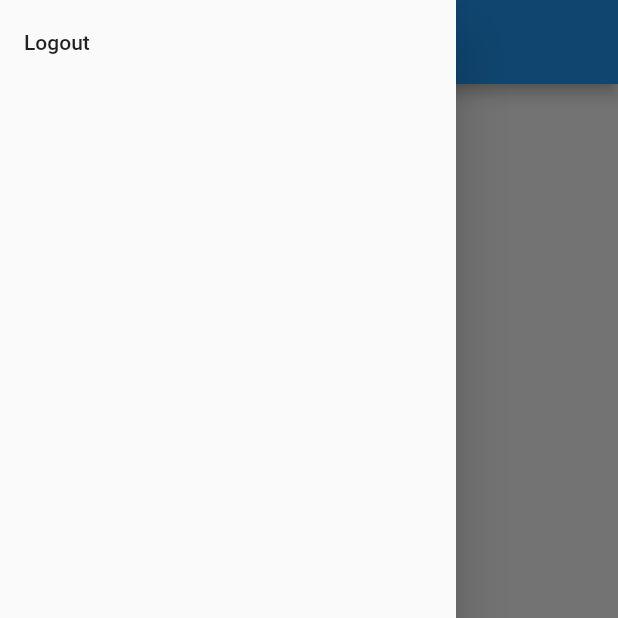
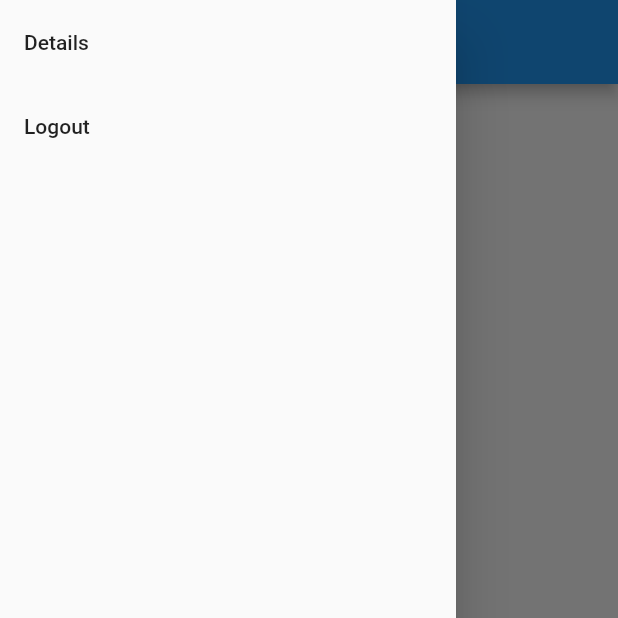
Before and after one commit to ajhao/week9-auth, a Flutter app: the screen it shows once a user with an empty profile is signed in, with the side drawer open, on a phone screen of 412 x 824 dp, the top half of it. Run offline on Flutter 3.47's test engine with Material 2 defaults, Android fonts, the phone set to English and light mode, and no system bars; our stand-ins replace cloud_firestore, firebase_auth, firebase_core; accounts and stored records are empty; generated files the repository leaves out were written again; network calls fail.

```diff
--- a/lib/main.dart
+++ b/lib/main.dart
@@ -3,10 +3,11 @@ import 'package:provider/provider.dart';
 import '../providers/todo_provider.dart';
 import '../providers/auth_provider.dart';
 import '../screens/todo_page.dart';
+import '../screens/user_details.dart';
 import '../screens/login.dart';
 import 'package:firebase_core/firebase_core.dart';
 import 'firebase_options.dart';
-import 'package:firebase_auth/firebase_auth.dart';
+
 
 void main() async {
   WidgetsFlutterBinding.ensureInitialized();
@@ -32,35 +33,17 @@ class MyApp extends StatelessWidget {
   @override
   Widget build(BuildContext context) {
     return MaterialApp(
-      title: 'SimpleTodo',
+      title: 'Todo with Auth',
       initialRoute: '/',
-      routes: {'/': (context) => const AuthWrapper()},
       theme: ThemeData(
         primarySwatch: Colors.blue,
       ),
-    );
-  }
-}
+      routes: {
+        '/': (context) => const TodoPage(),
+        '/login': (context) => const LoginPage(),
+        '/todo': (context) => const LoginPage(),
+        '/user_details': (context) => const UserDetailsPage(),
 
-class AuthWrapper extends StatelessWidget {
-  const AuthWrapper({super.key});
-
-  @override
-  Widget build(BuildContext context) {
-    Stream<User?> uStream = context.watch<AuthProvider>().userStream;
-
-    return StreamBuilder(
-      stream: uStream,
-      builder: (context, snapshot) {
-        if (snapshot.connectionState == ConnectionState.waiting) {
-          return const CircularProgressIndicator();
-        } else if (snapshot.hasData) {
-          return const TodoPage();
-        } else if (snapshot.hasError) {
-          return const Text('Error encountered!');
-        } else {
-          return const LoginPage();
-        }
       },
     );
   }
--- a/lib/providers/auth_provider.dart
+++ b/lib/providers/auth_provider.dart
@@ -5,6 +5,7 @@ import '../api/firebase_auth_api.dart';
 class AuthProvider with ChangeNotifier {
   late FirebaseAuthAPI authService;
   late Stream<User?> uStream;
+  User? userObj;
 
   AuthProvider() {
     authService = FirebaseAuthAPI();
@@ -15,6 +16,7 @@ class AuthProvider with ChangeNotifier {
 
   void fetchAuthentication() {
     uStream = authService.getUser();
+
     notifyListeners();
   }
 
--- a/lib/screens/todo_page.dart
+++ b/lib/screens/todo_page.dart
@@ -1,11 +1,13 @@
-
+import 'package:firebase_auth/firebase_auth.dart';
 import 'package:flutter/material.dart';
 import 'package:provider/provider.dart';
+import 'package:week9_authentication/screens/user_details.dart';
 import '../models/todo_model.dart';
 import '../providers/todo_provider.dart';
 import '../providers/auth_provider.dart';
 import '../screens/modal_todo.dart';
 import 'package:cloud_firestore/cloud_firestore.dart';
+import '../screens/login.dart';
 
 class TodoPage extends StatefulWidget {
   const TodoPage({super.key});
@@ -19,10 +21,43 @@ class _TodoPageState extends State<TodoPage> {
   Widget build(BuildContext context) {
     // access the list of todos in the provider
     Stream<QuerySnapshot> todosStream = context.watch<TodoListProvider>().todos;
+    Stream<User?> userStream = context.watch<AuthProvider>().uStream;
 
+
+
+    return StreamBuilder(
+        stream: userStream,
+        builder: (context, snapshot) {
+          if (snapshot.hasError) {
+            return Center(
+              child: Text("Error encountered! ${snapshot.error}"),
+            );
+          } else if (snapshot.connectionState == ConnectionState.waiting) {
+            return const Center(
+              child: CircularProgressIndicator(),
+            );
+          } else if (!snapshot.hasData) {
+            return const LoginPage();
+          }
+          // if user is logged in, display the scaffold containing the streambuilder for the todos
+          return displayScaffold(context, todosStream);
+        });
+  }
+
+  Scaffold displayScaffold(
+      BuildContext context, Stream<QuerySnapshot<Object?>> todosStream) {
     return Scaffold(
       drawer: Drawer(
           child: ListView(padding: EdgeInsets.zero, children: [
+        ListTile(
+          title: const Text('Details'),
+          onTap: () {
+            Navigator.push(
+                context,
+                MaterialPageRoute(
+                    builder: (context) => const UserDetailsPage()));
+          },
+        ),
         ListTile(
           title: const Text('Logout'),
           onTap: () {
--- a/lib/screens/user_details.dart
+++ b/lib/screens/user_details.dart
@@ -13,7 +13,9 @@ class _UserDetailsPageState extends State<UserDetailsPage> {
   @override
   Widget build(BuildContext context) {
     return Scaffold(
-      backgroundColor: Colors.white,
+      appBar: AppBar(
+        title: const Text("Details"),
+      ),
       body: Center(
         child: ListView(
           shrinkWrap: true,
```
